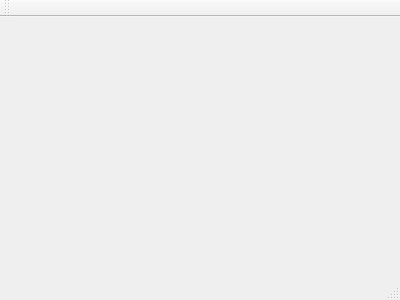
The window that QT/Qlistlterator/mainwindow.ui (leejk91/CPlusPlus_Practice) describes before a commit, drawn with Qt 5.
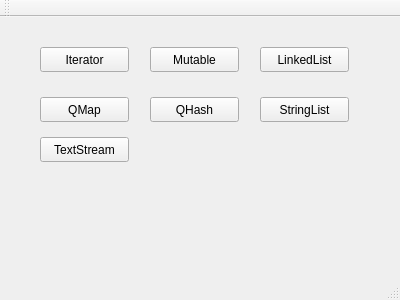
The same window after the commit.

Diff of the .ui file:
```diff
--- a/QT/Qlistlterator/mainwindow.ui
+++ b/QT/Qlistlterator/mainwindow.ui
@@ -12,13 +12,120 @@
   <property name="windowTitle" >
    <string>MainWindow</string>
   </property>
-  <widget class="QMenuBar" name="menuBar" />
-  <widget class="QToolBar" name="mainToolBar" />
-  <widget class="QWidget" name="centralWidget" />
-  <widget class="QStatusBar" name="statusBar" />
+  <widget class="QWidget" name="centralWidget">
+   <widget class="QPushButton" name="pushButton">
+    <property name="geometry">
+     <rect>
+      <x>40</x>
+      <y>30</y>
+      <width>89</width>
+      <height>25</height>
+     </rect>
+    </property>
+    <property name="text">
+     <string>Iterator</string>
+    </property>
+   </widget>
+   <widget class="QPushButton" name="pushButton_2">
+    <property name="geometry">
+     <rect>
+      <x>150</x>
+      <y>30</y>
+      <width>89</width>
+      <height>25</height>
+     </rect>
+    </property>
+    <property name="text">
+     <string>Mutable</string>
+    </property>
+   </widget>
+   <widget class="QPushButton" name="pushButton_3">
+    <property name="geometry">
+     <rect>
+      <x>260</x>
+      <y>30</y>
+      <width>89</width>
+      <height>25</height>
+     </rect>
+    </property>
+    <property name="text">
+     <string>LinkedList</string>
+    </property>
+   </widget>
+   <widget class="QPushButton" name="pushButton_4">
+    <property name="geometry">
+     <rect>
+      <x>40</x>
+      <y>80</y>
+      <width>89</width>
+      <height>25</height>
+     </rect>
+    </property>
+    <property name="text">
+     <string>QMap</string>
+    </property>
+   </widget>
+   <widget class="QPushButton" name="pushButton_5">
+    <property name="geometry">
+     <rect>
+      <x>150</x>
+      <y>80</y>
+      <width>89</width>
+      <height>25</height>
+     </rect>
+    </property>
+    <property name="text">
+     <string>QHash</string>
+    </property>
+   </widget>
+   <widget class="QPushButton" name="pushButton_6">
+    <property name="geometry">
+     <rect>
+      <x>260</x>
+      <y>80</y>
+      <width>89</width>
+      <height>25</height>
+     </rect>
+    </property>
+    <property name="text">
+     <string>StringList</string>
+    </property>
+   </widget>
+   <widget class="QPushButton" name="pushButton_7">
+    <property name="geometry">
+     <rect>
+      <x>40</x>
+      <y>120</y>
+      <width>89</width>
+      <height>25</height>
+     </rect>
+    </property>
+    <property name="text">
+     <string>TextStream</string>
+    </property>
+   </widget>
+  </widget>
+  <widget class="QMenuBar" name="menuBar">
+   <property name="geometry">
+    <rect>
+     <x>0</x>
+     <y>0</y>
+     <width>400</width>
+     <height>22</height>
+    </rect>
+   </property>
+  </widget>
+  <widget class="QToolBar" name="mainToolBar">
+   <attribute name="toolBarArea">
+    <enum>TopToolBarArea</enum>
+   </attribute>
+   <attribute name="toolBarBreak">
+    <bool>false</bool>
+   </attribute>
+  </widget>
+  <widget class="QStatusBar" name="statusBar"/>
  </widget>
- <layoutDefault spacing="6" margin="11" />
- <pixmapfunction></pixmapfunction>
+ <layoutdefault spacing="6" margin="11"/>
  <resources/>
  <connections/>
 </ui>
```
Left out of the diff: 7 changed lines with no effect on the pictures.
